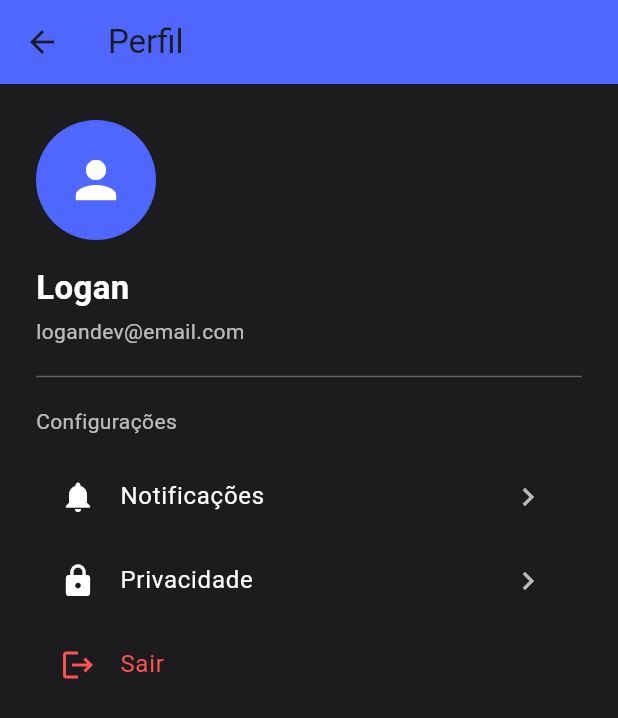
After one commit to prissycorrea/remindmewhere, a Flutter app: the ProfilePage screen opened by its route, on a phone screen of 412 x 824 dp. The commit adds this screen. Shown: the top 718 px of the screen. Run offline on Flutter 3.47's test engine with Material 3 defaults, Android fonts, the light colour scheme and no system bars; our stand-ins replace flutter_feather_icons, flutter_map, geocoding, geolocator, latlong2.

Commit message:
criação da tela de perfil

```diff
--- a/lib/home_page.dart
+++ b/lib/home_page.dart
@@ -255,7 +255,9 @@ class _HomePageState extends State<HomePage> {
         unselectedItemColor: Colors.white70,
         currentIndex: 1,
         onTap: (index) {
-          if (index == 1) {
+          if (index == 0) {
+            Navigator.pushNamed(context, '/profile');
+          } else if (index == 1) {
             Navigator.push(
               context,
               MaterialPageRoute(
@@ -267,6 +269,7 @@ class _HomePageState extends State<HomePage> {
             );
           }
         },
+
         items: const [
           BottomNavigationBarItem(
             icon: Icon(FeatherIcons.user),
--- a/lib/main.dart
+++ b/lib/main.dart
@@ -1,6 +1,7 @@
 import 'package:flutter/material.dart';
 import 'package:remindmewhere/home_page.dart';
 import 'create_reminder_page.dart';
+import 'profile_page.dart';
 
 void main() {
   runApp(const MyApp());
@@ -15,7 +16,10 @@ class MyApp extends StatelessWidget {
       title: 'RemindMeWhere',
       theme: ThemeData(primarySwatch: Colors.indigo),
       home: HomePage(),
-      routes: {'/create': (context) => const CreateReminderPage()},
+      routes: {
+        '/create': (context) => const CreateReminderPage(),
+        '/profile': (context) => const ProfilePage(),
+      },
     );
   }
 }
--- /dev/null
+++ b/lib/profile_page.dart
@@ -0,0 +1,77 @@
+import 'package:flutter/material.dart';
+
+class ProfilePage extends StatelessWidget {
+  const ProfilePage({super.key});
+
+  @override
+  Widget build(BuildContext context) {
+    return Scaffold(
+      backgroundColor: const Color(0xFF1C1C1E),
+      appBar: AppBar(
+        title: const Text('Perfil'),
+        backgroundColor: const Color(0xFF4F66FF),
+      ),
+      body: Padding(
+        padding: const EdgeInsets.all(24),
+        child: Column(
+          crossAxisAlignment: CrossAxisAlignment.start,
+          children: [
+            const CircleAvatar(
+              radius: 40,
+              backgroundColor: Color(0xFF4F66FF),
+              child: Icon(Icons.person, size: 40, color: Colors.white),
+            ),
+            const SizedBox(height: 16),
+            const Text(
+              'Logan',
+              style: TextStyle(
+                fontSize: 22,
+                fontWeight: FontWeight.bold,
+                color: Colors.white,
+              ),
+            ),
+            const SizedBox(height: 4),
+            const Text(
+              'logandev@email.com',
+              style: TextStyle(color: Colors.white70),
+            ),
+            const Divider(height: 40, color: Colors.white30),
+
+            const Text(
+              'Configurações',
+              style: TextStyle(color: Colors.white70),
+            ),
+            const SizedBox(height: 12),
+
+            ListTile(
+              leading: const Icon(Icons.notifications, color: Colors.white),
+              title: const Text(
+                'Notificações',
+                style: TextStyle(color: Colors.white),
+              ),
+              trailing: const Icon(Icons.chevron_right, color: Colors.white70),
+              onTap: () {},
+            ),
+            ListTile(
+              leading: const Icon(Icons.lock, color: Colors.white),
+              title: const Text(
+                'Privacidade',
+                style: TextStyle(color: Colors.white),
+              ),
+              trailing: const Icon(Icons.chevron_right, color: Colors.white70),
+              onTap: () {},
+            ),
+            ListTile(
+              leading: const Icon(Icons.logout, color: Colors.redAccent),
+              title: const Text(
+                'Sair',
+                style: TextStyle(color: Colors.redAccent),
+              ),
+              onTap: () {},
+            ),
+          ],
+        ),
+      ),
+    );
+  }
+}
```
